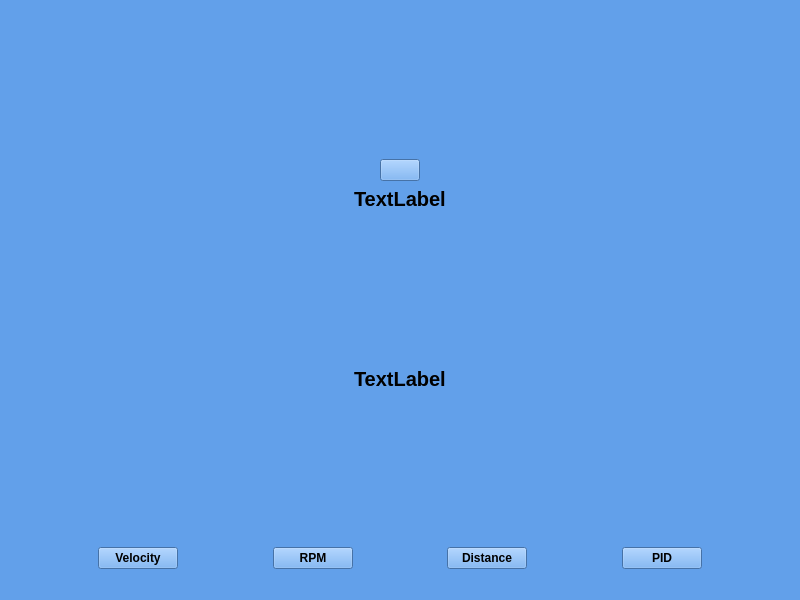
This is simpletop/mainwindow.ui in AyeYadanar/Qt as Qt 5 draws it before an edit. The edited form follows.
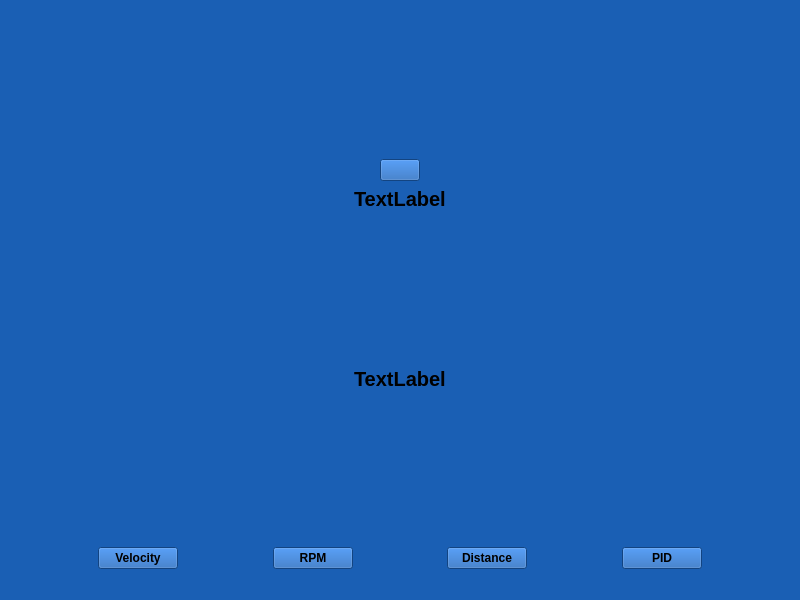
This is the edited form. Icons and pictures are not drawn.

What changed in the file:
```diff
--- a/simpletop/mainwindow.ui
+++ b/simpletop/mainwindow.ui
@@ -14,7 +14,7 @@
    <string>MainWindow</string>
   </property>
   <property name="styleSheet">
-   <string notr="true">background-color: rgb(98, 160, 234);</string>
+   <string notr="true">background-color: rgb(26, 95, 180);</string>
   </property>
   <widget class="QWidget" name="centralwidget">
    <layout class="QVBoxLayout" name="verticalLayout">
```
